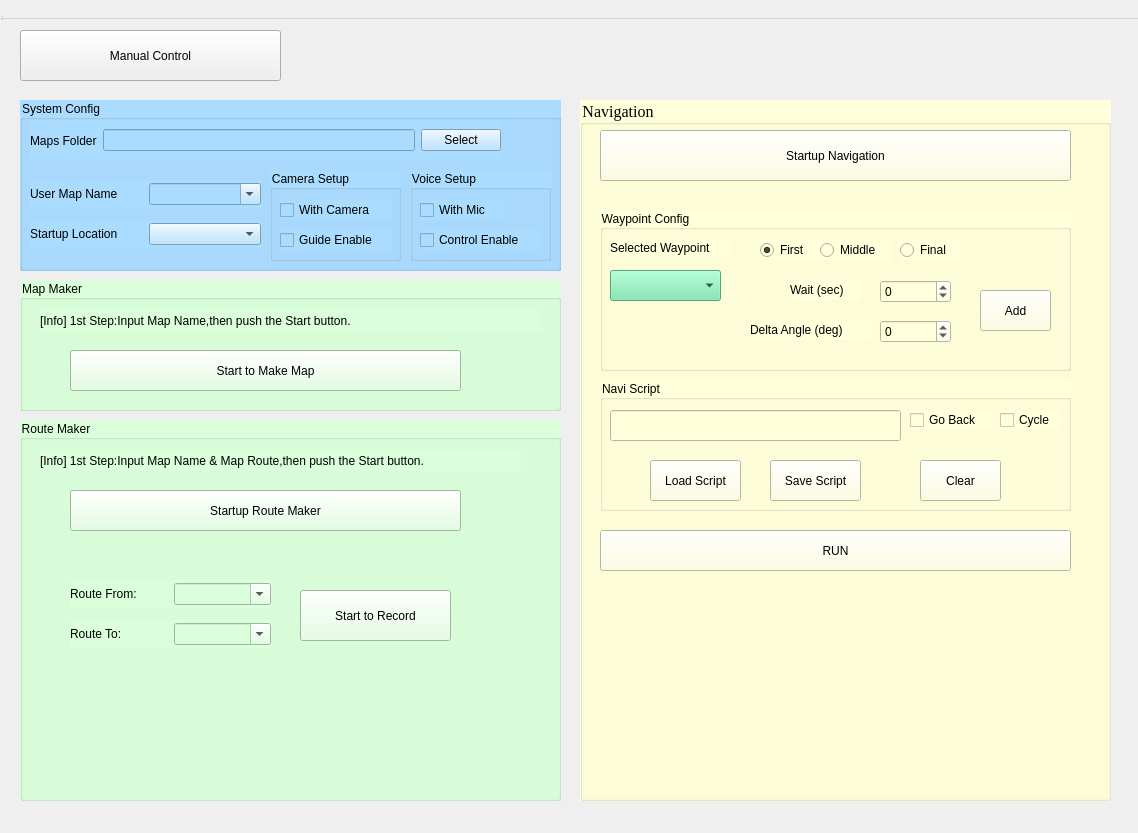
This is src/GUI/src/mainwindow.ui in 7174952/mikuni-amr-3d-lidar as Qt 5 draws it before an edit. The edited form follows.
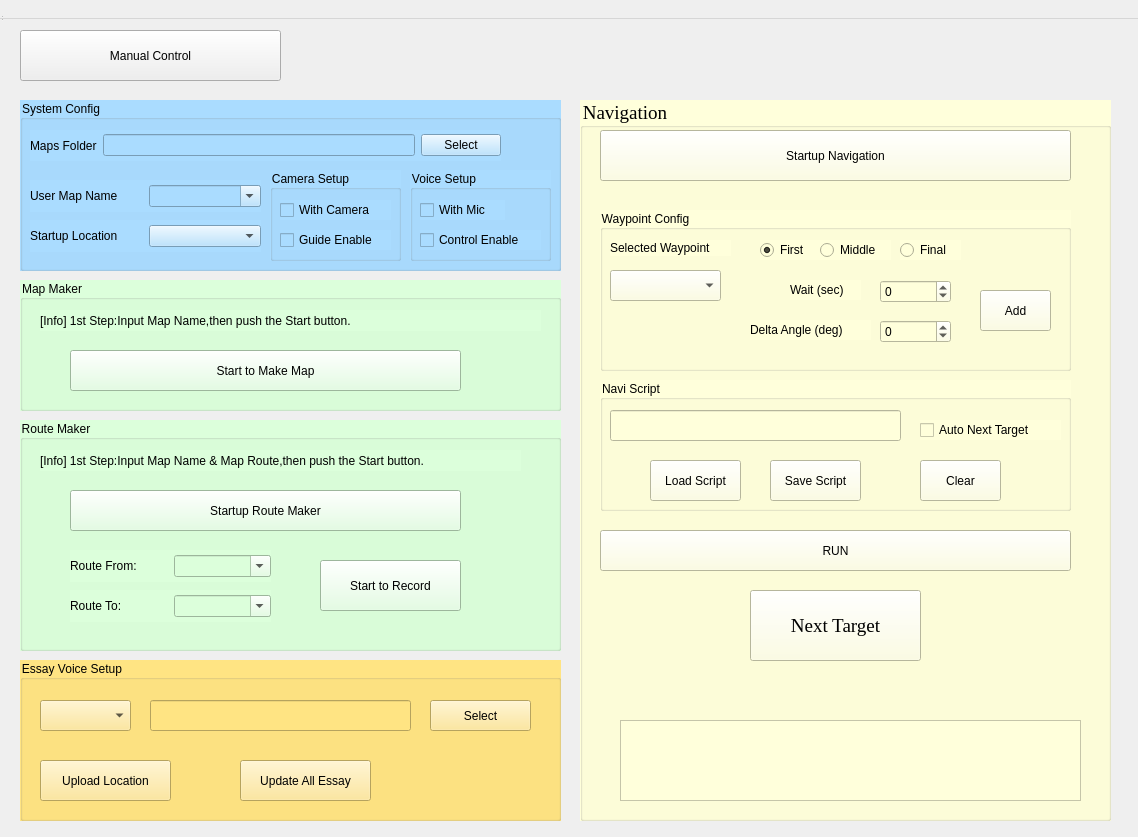
This is the edited form.

Commit message: 音声処理機能追加

The edit to the form file:
```diff
--- a/src/GUI/src/mainwindow.ui
+++ b/src/GUI/src/mainwindow.ui
@@ -7,7 +7,7 @@
     <x>0</x>
     <y>0</y>
     <width>1138</width>
-    <height>833</height>
+    <height>837</height>
    </rect>
   </property>
   <property name="windowTitle">
@@ -58,9 +58,9 @@
      <property name="geometry">
       <rect>
        <x>10</x>
-       <y>20</y>
+       <y>30</y>
        <width>471</width>
-       <height>41</height>
+       <height>31</height>
       </rect>
      </property>
      <layout class="QHBoxLayout" name="horizontalLayout_2">
@@ -89,6 +89,9 @@
       </item>
       <item>
        <widget class="QPushButton" name="pushButton_Select_Folder">
+        <property name="styleSheet">
+         <string notr="true">font: 12pt &quot;Times New Roman&quot;;</string>
+        </property>
         <property name="text">
          <string>Select</string>
         </property>
@@ -102,7 +105,7 @@
        <x>10</x>
        <y>80</y>
        <width>231</width>
-       <height>28</height>
+       <height>32</height>
       </rect>
      </property>
      <layout class="QHBoxLayout" name="horizontalLayout_5">
@@ -131,7 +134,7 @@
        <x>10</x>
        <y>120</y>
        <width>231</width>
-       <height>28</height>
+       <height>32</height>
       </rect>
      </property>
      <layout class="QHBoxLayout" name="horizontalLayout_18">
@@ -305,13 +308,13 @@
       <x>580</x>
       <y>100</y>
       <width>531</width>
-      <height>701</height>
+      <height>721</height>
      </rect>
     </property>
     <property name="font">
      <font>
       <family>Times New Roman</family>
-      <pointsize>12</pointsize>
+      <pointsize>14</pointsize>
       <italic>false</italic>
       <bold>false</bold>
      </font>
@@ -364,6 +367,9 @@
        <height>161</height>
       </rect>
      </property>
+     <property name="styleSheet">
+      <string notr="true">font: 12pt &quot;Times New Roman&quot;;</string>
+     </property>
      <property name="title">
       <string>Waypoint Config</string>
      </property>
@@ -503,7 +509,7 @@
        </rect>
       </property>
       <property name="styleSheet">
-       <string notr="true">background-color: rgb(115, 230, 170);</string>
+       <string notr="true">selection-background-color: rgb(217, 217, 217);</string>
       </property>
      </widget>
     </widget>
@@ -516,33 +522,23 @@
        <height>131</height>
       </rect>
      </property>
+     <property name="styleSheet">
+      <string notr="true">font: 12pt &quot;Times New Roman&quot;;</string>
+     </property>
      <property name="title">
       <string>Navi Script</string>
      </property>
      <widget class="QCheckBox" name="checkBox_Route_Cycle">
       <property name="geometry">
        <rect>
-        <x>400</x>
-        <y>30</y>
-        <width>61</width>
+        <x>320</x>
+        <y>40</y>
+        <width>141</width>
         <height>20</height>
        </rect>
       </property>
       <property name="text">
-       <string>Cycle</string>
-      </property>
-     </widget>
-     <widget class="QCheckBox" name="checkBox_Go_Back">
-      <property name="geometry">
-       <rect>
-        <x>310</x>
-        <y>30</y>
-        <width>81</width>
-        <height>20</height>
-       </rect>
-      </property>
-      <property name="text">
-       <string>Go Back</string>
+       <string>Auto Next Target</string>
       </property>
      </widget>
      <widget class="QLineEdit" name="lineEdit_Navi_Script">
@@ -606,6 +602,40 @@
       </property>
      </widget>
     </widget>
+    <widget class="QPushButton" name="pushButton_Next_Target">
+     <property name="geometry">
+      <rect>
+       <x>170</x>
+       <y>490</y>
+       <width>171</width>
+       <height>71</height>
+      </rect>
+     </property>
+     <property name="font">
+      <font>
+       <family>Times New Roman</family>
+       <pointsize>14</pointsize>
+       <italic>false</italic>
+       <bold>false</bold>
+      </font>
+     </property>
+     <property name="styleSheet">
+      <string notr="true">font: 14pt &quot;Times New Roman&quot;;</string>
+     </property>
+     <property name="text">
+      <string>Next Target</string>
+     </property>
+    </widget>
+    <widget class="QTextEdit" name="textEdit_debug_info">
+     <property name="geometry">
+      <rect>
+       <x>40</x>
+       <y>620</y>
+       <width>461</width>
+       <height>81</height>
+      </rect>
+     </property>
+    </widget>
    </widget>
    <widget class="QGroupBox" name="groupBox_RouteMaker">
     <property name="geometry">
@@ -613,7 +643,7 @@
       <x>20</x>
       <y>420</y>
       <width>541</width>
-      <height>381</height>
+      <height>231</height>
      </rect>
     </property>
     <property name="styleSheet">
@@ -661,9 +691,9 @@
      <property name="geometry">
       <rect>
        <x>50</x>
-       <y>160</y>
+       <y>130</y>
        <width>201</width>
-       <height>28</height>
+       <height>32</height>
       </rect>
      </property>
      <layout class="QHBoxLayout" name="horizontalLayout_15">
@@ -690,9 +720,9 @@
      <property name="geometry">
       <rect>
        <x>50</x>
-       <y>200</y>
+       <y>170</y>
        <width>201</width>
-       <height>28</height>
+       <height>32</height>
       </rect>
      </property>
      <layout class="QHBoxLayout" name="horizontalLayout_16">
@@ -718,9 +748,9 @@
     <widget class="QPushButton" name="pushButton_Route_Record">
      <property name="geometry">
       <rect>
-       <x>280</x>
-       <y>170</y>
-       <width>151</width>
+       <x>300</x>
+       <y>140</y>
+       <width>141</width>
        <height>51</height>
       </rect>
      </property>
@@ -733,6 +763,100 @@
      </property>
     </widget>
    </widget>
+   <widget class="QGroupBox" name="groupBox_Essay_Setup">
+    <property name="geometry">
+     <rect>
+      <x>20</x>
+      <y>660</y>
+      <width>541</width>
+      <height>161</height>
+     </rect>
+    </property>
+    <property name="styleSheet">
+     <string notr="true">font: 14pt &quot;Times New Roman&quot;;
+background-color: rgb(255, 228, 131);</string>
+    </property>
+    <property name="title">
+     <string>Essay Voice Setup</string>
+    </property>
+    <property name="checkable">
+     <bool>false</bool>
+    </property>
+    <widget class="QComboBox" name="comboBox_Location_Essay">
+     <property name="geometry">
+      <rect>
+       <x>20</x>
+       <y>40</y>
+       <width>91</width>
+       <height>31</height>
+      </rect>
+     </property>
+     <property name="styleSheet">
+      <string notr="true">selection-background-color: rgb(170, 220, 255);</string>
+     </property>
+     <property name="editable">
+      <bool>false</bool>
+     </property>
+    </widget>
+    <widget class="QPushButton" name="pushButton_Select_Essay">
+     <property name="geometry">
+      <rect>
+       <x>410</x>
+       <y>40</y>
+       <width>101</width>
+       <height>31</height>
+      </rect>
+     </property>
+     <property name="styleSheet">
+      <string notr="true">font: 12pt &quot;Times New Roman&quot;;</string>
+     </property>
+     <property name="text">
+      <string>Select</string>
+     </property>
+    </widget>
+    <widget class="QLineEdit" name="lineEdit_Essay_Path">
+     <property name="geometry">
+      <rect>
+       <x>130</x>
+       <y>40</y>
+       <width>261</width>
+       <height>31</height>
+      </rect>
+     </property>
+    </widget>
+    <widget class="QPushButton" name="pushButton_Upload_Location">
+     <property name="geometry">
+      <rect>
+       <x>20</x>
+       <y>100</y>
+       <width>131</width>
+       <height>41</height>
+      </rect>
+     </property>
+     <property name="styleSheet">
+      <string notr="true">font: 12pt &quot;Times New Roman&quot;;</string>
+     </property>
+     <property name="text">
+      <string>Upload Location</string>
+     </property>
+    </widget>
+    <widget class="QPushButton" name="pushButton_Save_Location_Essay">
+     <property name="geometry">
+      <rect>
+       <x>220</x>
+       <y>100</y>
+       <width>131</width>
+       <height>41</height>
+      </rect>
+     </property>
+     <property name="styleSheet">
+      <string notr="true">font: 12pt &quot;Times New Roman&quot;;</string>
+     </property>
+     <property name="text">
+      <string>Update All Essay</string>
+     </property>
+    </widget>
+   </widget>
   </widget>
   <widget class="QMenuBar" name="menubar">
    <property name="geometry">
```
Left out of the diff: 36 changed lines with no effect on the pictures. The commit also changes 2 other files.
